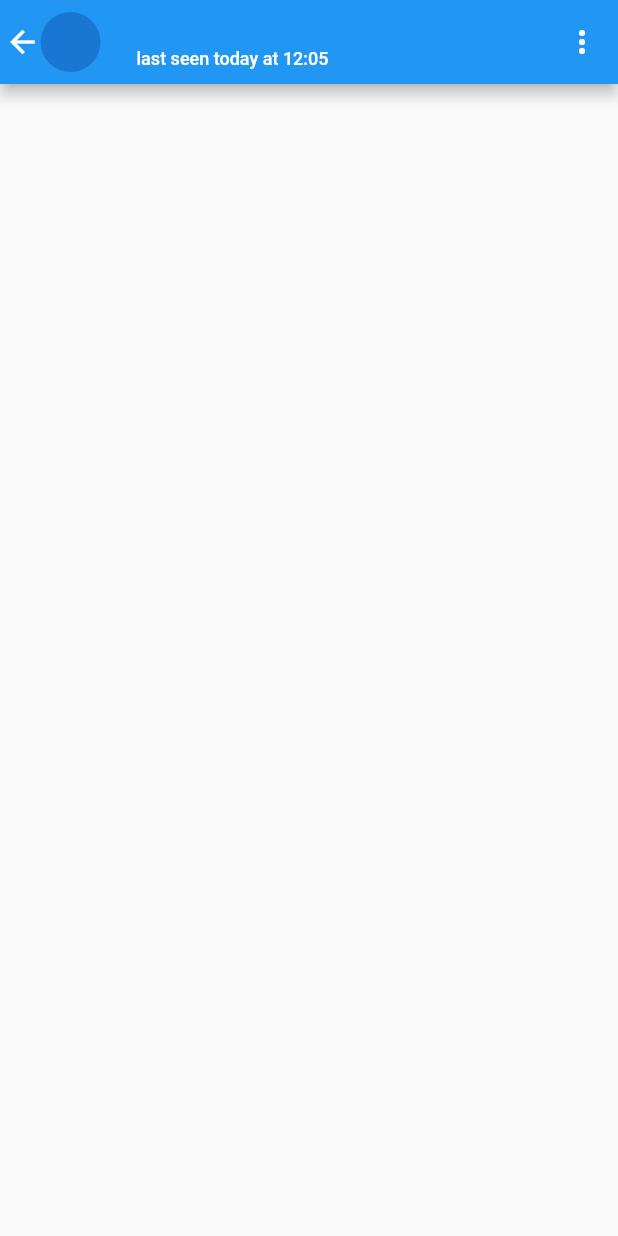
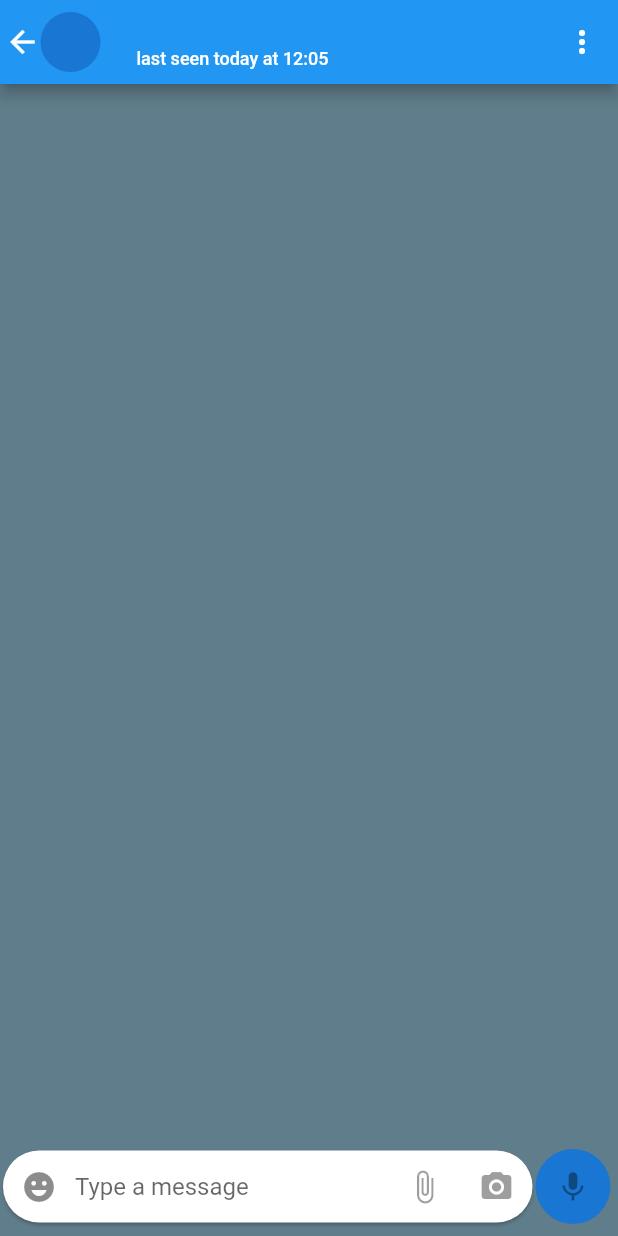
Before and after one commit to masal9pse/every-question, a Flutter app: the IndividualPage screen opened directly with empty values, on a phone screen of 412 x 824 dp. Run offline on Flutter 3.47's test engine with Material 2 defaults, Android fonts, the phone set to English and light mode, and no system bars; our stand-ins replace socket_io_client.

Commit message:
#9 input card of bottom form

```diff
--- a/frontend/lib/Screens/IndividualPage.dart
+++ b/frontend/lib/Screens/IndividualPage.dart
@@ -13,6 +13,7 @@ class _IndividualPageState extends State<IndividualPage> {
   @override
   Widget build(BuildContext context) {
     return Scaffold(
+      backgroundColor: Colors.blueGrey,
       appBar: AppBar(
         leadingWidth: 70,
         leading: InkWell(
@@ -64,6 +65,56 @@ class _IndividualPageState extends State<IndividualPage> {
           ),
         ],
       ),
+      body: Container(
+        height: MediaQuery.of(context).size.height,
+        width: MediaQuery.of(context).size.width,
+        child: Stack(
+          children: [
+            ListView(),
+            Align(
+              alignment: Alignment.bottomCenter,
+              child: Row(
+                children: [
+                  Container(
+                    width: MediaQuery.of(context).size.width - 55,
+                    child: Card(
+                      margin: EdgeInsets.only(left: 2,right: 2,bottom: 8),
+                      shape: RoundedRectangleBorder(
+                        borderRadius: BorderRadius.circular(25)
+                      ),
+                      child: TextFormField(
+                        textAlignVertical: TextAlignVertical.center,
+                        keyboardType: TextInputType.multiline,
+                        maxLines: 5,
+                        minLines: 1,
+                        decoration: InputDecoration(
+                          border: InputBorder.none,
+                          hintText: 'Type a message',
+                          prefixIcon: IconButton(onPressed: (){}, icon: Icon(Icons.emoji_emotions)),
+                          suffixIcon: Row(
+                            mainAxisSize: MainAxisSize.min,
+                            children: <Widget>[
+                              IconButton(onPressed: null, icon: Icon(Icons.attach_file)),
+                              IconButton(onPressed: null, icon: Icon(Icons.camera_alt)),
+                            ],
+                          )
+                        ),
+                      ),
+                    ),
+                  ),
+                  Padding(
+                    padding: const EdgeInsets.only(bottom: 8,right: 2),
+                    child: CircleAvatar(
+                      radius: 25,
+                      child: IconButton(onPressed: null, icon: Icon(Icons.mic)),
+                    ),
+                  )
+                ],
+              ),
+            )
+          ],
+        ),
+      ),
     );
   }
 }
```
